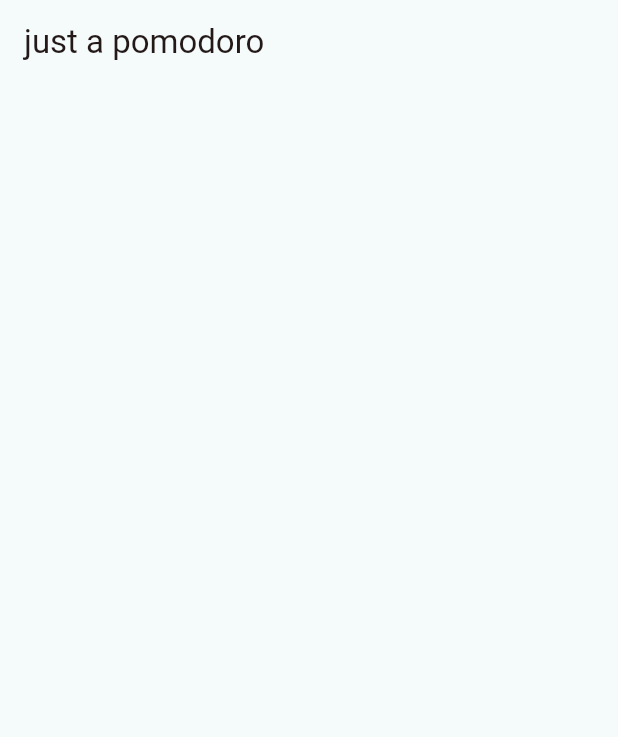
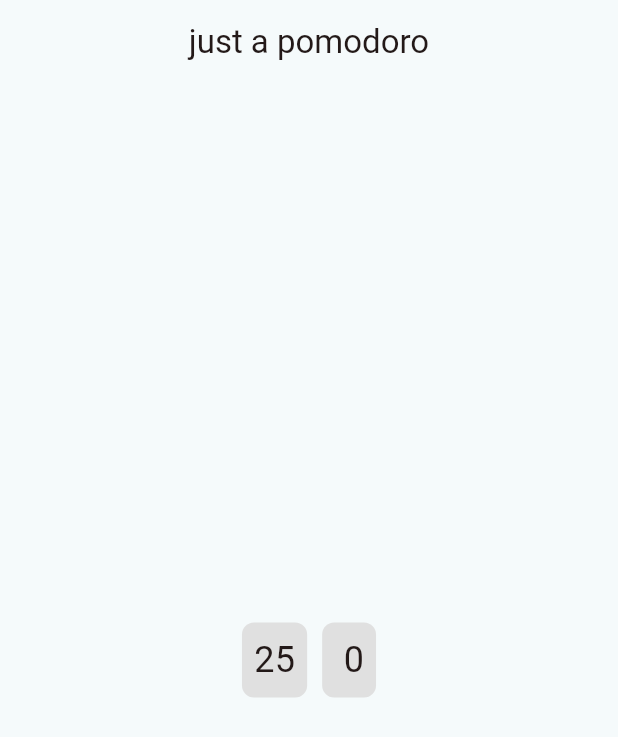
Before and after one commit to HypnosCicero/just_a_pomodoro, a Flutter app: the first screen one second after launch, on a phone screen of 412 x 824 dp. Shown: the top 737 px of the screen. Run offline on Flutter 3.47's test engine with Material 3 defaults, Android fonts, the phone set to English and light mode, and no system bars.

Commit message:
faet(main):Added 25-minute countdown feat

```diff
--- a/lib/main.dart
+++ b/lib/main.dart
@@ -1,3 +1,4 @@
+import 'dart:async';
 import 'package:flutter/material.dart';
 
 ColorScheme tomatoColorScheme = ColorScheme.fromSeed(seedColor: Colors.red);
@@ -12,7 +13,7 @@ class MyApp extends StatelessWidget {
 
   @override
   Widget build(BuildContext context) {
-    return MaterialApp(
+    return MaterialApp(  //the code which is define the application
       title: 'Flutter Demo',
       theme: ThemeData(
         colorScheme: tomatoColorScheme,
@@ -28,16 +29,86 @@ class MyHomePage extends StatelessWidget {
 
   @override
   Widget build(BuildContext context) {
-    return Scaffold(
+    return Scaffold( // define main architecture
       appBar: AppBar(
         backgroundColor: backgroundColorScheme.background,
-        title: const Text("just a pomodoro"),
+        title: Center(
+          child: Text("just a pomodoro")
+          ),
       ),
-      body: Center(),
-      //TODO: Continue reading the documentation for Scaffold to determine -
-      //whether to proceed with Scaffold or switch to another component；
-      //TODO: Center the clock.
+      body: Center(child: ClockBlock(),),
       backgroundColor: backgroundColorScheme.background,
     );
   }
 }
+class ClockBlock extends StatefulWidget {
+  const ClockBlock({super.key});
+
+  @override
+  _ClockBlockState createState() => _ClockBlockState();
+}
+
+class _ClockBlockState extends State<ClockBlock> {
+  late Timer _timer;
+  int _minutes = 25;
+  int _seconds = 0;
+
+  @override
+  void initState() {
+    super.initState();
+    _startTimer();
+  }
+  @override
+  void dispose() {
+    _timer.cancel();
+    super.dispose();
+  }
+
+  void _startTimer() {
+    _timer = Timer.periodic(Duration(seconds: 1), (timer) {
+      setState(() {
+        if(_seconds > 0) {
+          _seconds--;
+        } else {
+          if(_minutes > 0) {
+            _minutes--;
+            _seconds =59;
+          } else {
+            _timer.cancel();
+          }
+        }
+      });
+     });
+  }
+  @override
+  Widget build(BuildContext context) {
+    return Row(
+      mainAxisAlignment: MainAxisAlignment.center,
+      children: [
+        ClockWidget(value: _minutes),
+        SizedBox(width: 10),
+        ClockWidget(value: _seconds),
+      ],
+    );
+  }
+}
+
+class ClockWidget extends StatelessWidget {
+  final int value;
+  const ClockWidget({Key? key,required this.value});
+
+  @override
+  Widget build(BuildContext context) {
+    return Container(
+      padding: EdgeInsets.all(8),
+      decoration: BoxDecoration(
+        color: Colors.grey[300],
+        borderRadius: BorderRadius.circular(8)
+      ),
+      child: Text(
+        value.toString().padLeft(2),
+        style: TextStyle(fontSize: 24),
+      )
+    );
+  }
+}
```
